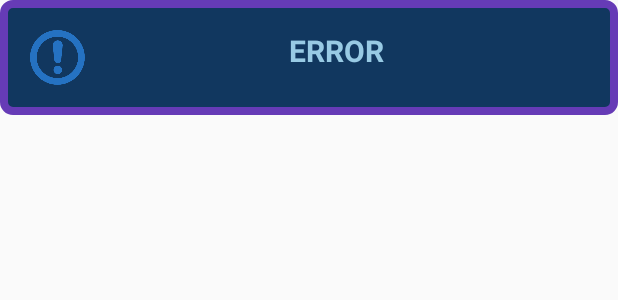
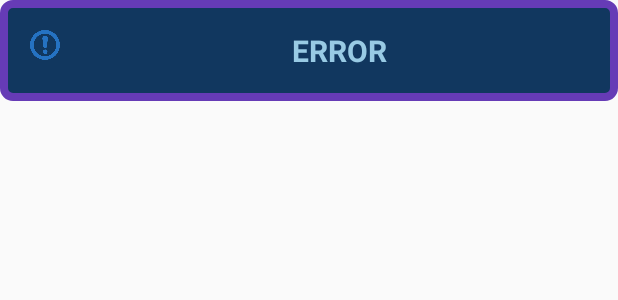
Before and after one commit to IDRZ0/Slackolos, an Android app: the layout toast_custom.xml on its own in the app's theme, with its tools: preview values and no code run, on a phone screen of 412 x 824 dp. Shown: the top 300 px of the screen. Run offline under Robolectric (Android 15) with nearby library versions, the phone set to English and light mode, and no system bars.

Commit message:
lista canciones complete

```diff
--- a/app/src/main/AndroidManifest.xml
+++ b/app/src/main/AndroidManifest.xml
@@ -25,6 +25,9 @@
         <activity android:name=".ListaCancionActivity">
 
         </activity>
+        <activity android:name=".CancionActivity">
+
+        </activity>
     </application>
 
 </manifest>
--- a/app/src/main/java/com/slackolos/kaumamusic/inventario/Inventario.java
+++ b/app/src/main/java/com/slackolos/kaumamusic/inventario/Inventario.java
@@ -11,6 +11,8 @@ public class Inventario {
     public static List<Cancion> getCanciones() {
         List<Cancion> canciones = new ArrayList<>();
         canciones.add(new Cancion(1,"m","n", R.drawable.cover));
+        canciones.add(new Cancion(2,"m","n", R.drawable.cover));
+        canciones.add(new Cancion(3,"m","n", R.drawable.cover));
         return canciones;
     }
 }
--- a/app/src/main/res/layout/activity_cancion.xml
+++ b/app/src/main/res/layout/activity_cancion.xml
@@ -5,7 +5,8 @@
     xmlns:tools="http://schemas.android.com/tools"
     android:layout_width="match_parent"
     android:layout_height="match_parent"
-    android:background="@drawable/gra">
+    android:background="@drawable/gra"
+    tools:context=".CancionActivity">
 
         <ImageView
            android:id="@+id/back"
--- a/app/src/main/res/layout/toast_custom.xml
+++ b/app/src/main/res/layout/toast_custom.xml
@@ -10,18 +10,17 @@
 
     <ImageView
         android:id="@+id/imagenWarn"
-        android:layout_width="0dp"
-        android:layout_height="wrap_content"
-        android:layout_weight="1"
+        android:layout_width="20dp"
+        android:layout_height="20dp"
         android:adjustViewBounds="true"
+        android:layout_marginEnd="20dp"
         android:src="@drawable/warn" />
 
     <TextView
         android:id="@+id/textoWarn"
-        android:layout_width="0dp"
+        android:layout_width="match_parent"
         android:layout_height="wrap_content"
         android:gravity="center"
-        android:layout_weight="9"
         android:textColor="#98CAE4"
         android:textSize="20sp"
         android:textStyle="bold"
```
Also changed, not shown: app/src/main/java/com/slackolos/kaumamusic/CancionActivity.java (+36 -0 lines).
